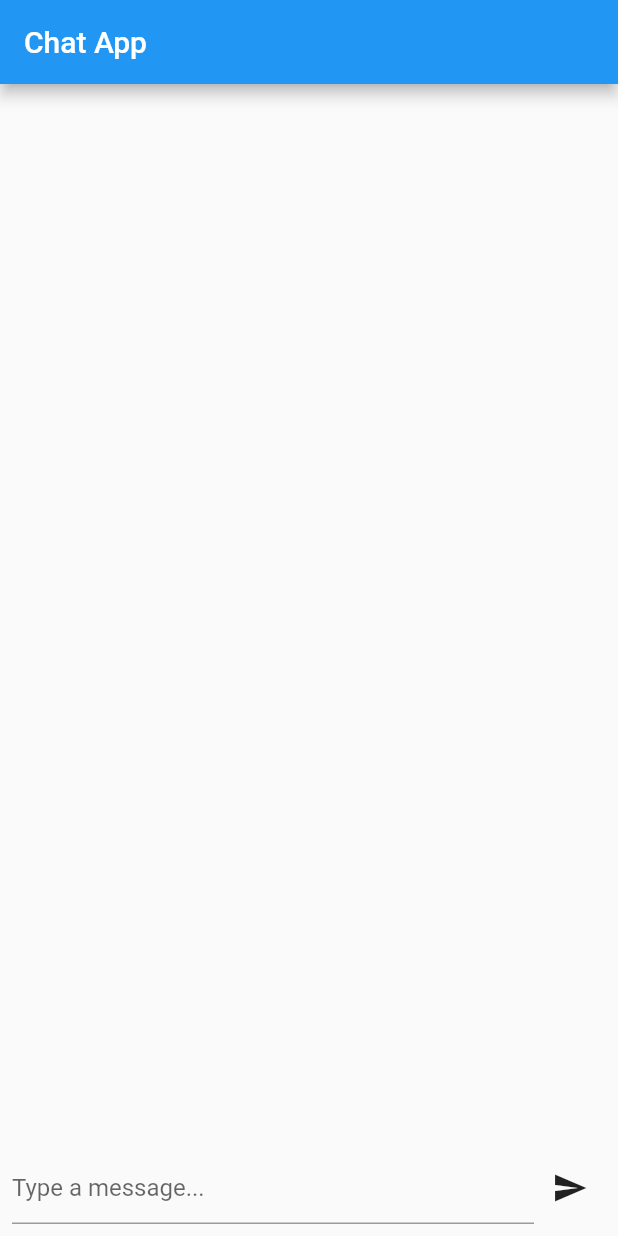
After one commit to Iamgroot000/myprofile, a Flutter app: the ChatScreen screen opened directly, on a phone screen of 412 x 824 dp. The commit adds this screen. Run offline on Flutter 3.47's test engine with Material 2 defaults, Android fonts, the phone set to English and light mode, and no system bars; our stand-ins replace fluttertoast; missing offline and left inert: animated_radial_menu.

Commit message:
today changes

```diff
--- /dev/null
+++ b/lib/whatsapp.dart
@@ -0,0 +1,98 @@
+import 'package:flutter/material.dart';
+
+
+
+class ChatMessage {
+  final String text;
+  final bool isMe;
+
+  ChatMessage({required this.text, required this.isMe});
+}
+
+class MychatApp extends StatelessWidget {
+  @override
+  Widget build(BuildContext context) {
+    return MaterialApp(
+      title: 'Chat App',
+      theme: ThemeData(
+        primarySwatch: Colors.blue,
+      ),
+      home: ChatScreen(),
+    );
+  }
+}
+
+class ChatScreen extends StatefulWidget {
+  @override
+  State createState() => ChatScreenState();
+}
+
+class ChatScreenState extends State<ChatScreen> {
+  final TextEditingController _textController = TextEditingController();
+  final List<ChatMessage> _messages = [];
+
+  void _sendMessage() {
+    String message = _textController.text;
+    if (message.isNotEmpty) {
+      setState(() {
+        _messages.add(ChatMessage(text: message, isMe: true));
+        _textController.clear();
+      });
+    }
+  }
+
+  @override
+  Widget build(BuildContext context) {
+    return Scaffold(
+      appBar: AppBar(
+        title: Text('Chat App'),
+      ),
+      body: Column(
+        children: <Widget>[
+          Expanded(
+            child: ListView.builder(
+              itemCount: _messages.length,
+              itemBuilder: (context, index) {
+                return _buildMessage(_messages[index]);
+              },
+            ),
+          ),
+          Padding(
+            padding: const EdgeInsets.all(8.0),
+            child: Row(
+              children: <Widget>[
+                Expanded(
+                  child: TextField(
+                    controller: _textController,
+                    decoration: InputDecoration(
+                      hintText: 'Type a message...',
+                    ),
+                  ),
+                ),
+                IconButton(
+                  icon: Icon(Icons.send),
+                  onPressed: _sendMessage,
+                ),
+              ],
+            ),
+          ),
+        ],
+      ),
+    );
+  }
+
+  Widget _buildMessage(ChatMessage message) {
+    return Container(
+      alignment: message.isMe ? Alignment.centerRight : Alignment.centerLeft,
+      child: Container(
+        padding: EdgeInsets.all(8.0),
+        margin: EdgeInsets.symmetric(vertical: 4.0, horizontal: 8.0),
+        decoration: BoxDecoration(
+          color: message.isMe ? Colors.blue : Colors.grey[300],
+          borderRadius: BorderRadius.circular(8.0),
+        ),
+        child: Text(message.text),
+      ),
+    );
+  }
+}
--- a/pubspec.yaml
+++ b/pubspec.yaml
@@ -43,6 +43,8 @@ dependencies:
   animated_radial_menu: ^0.0.1
 image_picker: ^1.0.2
 flutter_phone_direct_caller: ^2.1.1
+http: ^1.1.0
+whatsapp: ^2.0.0
 
 dev_dependencies:
   flutter_test:
```
Also changed, not shown: lib/page1.dart (+82 -4 lines).
